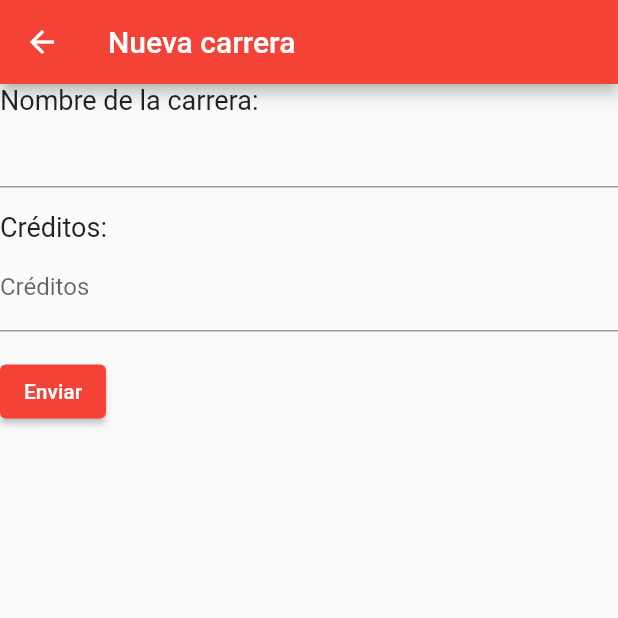
After one commit to ricoemanuel/sashamaster, a Flutter app: the carreers screen opened directly, after a tap on the "add" icon, on a phone screen of 412 x 824 dp, the top half of it. The commit adds this screen. Run offline on Flutter 3.47's test engine with Material 2 defaults, Android fonts, the phone set to English and light mode, and no system bars; our stand-ins replace cloud_firestore, firebase_auth, firebase_core, firebase_storage, image_picker; accounts and stored records are empty.

Commit message:
menu actualizacon and term creation form

```diff
--- a/lib/controllers/firebase.controller.dart
+++ b/lib/controllers/firebase.controller.dart
@@ -73,6 +73,10 @@ Stream<QuerySnapshot> getNotAcceptedUsers() {
   return db.collection("users").where("state", isEqualTo: "1").snapshots();
 }
 
+// ignore: non_constant_identifier_names
+Stream<QuerySnapshot> getCarreers() {
+  return db.collection("carreers").snapshots();
+}
 
 // ignore: non_constant_identifier_names
 Future<Map<String, dynamic>> CurrentUser() async {
--- /dev/null
+++ b/lib/views/carreers.view.dart
@@ -0,0 +1,131 @@
+import 'package:cloud_firestore/cloud_firestore.dart';
+import 'package:flutter/material.dart';
+import 'package:sashamaster/views/student.view.dart';
+
+import '../controllers/firebase.controller.dart';
+import 'formCarreer.view.dart';
+
+// ignore: camel_case_types
+class carreers extends StatefulWidget {
+  const carreers({Key? key}) : super(key: key);
+
+  @override
+  _carreersState createState() => _carreersState();
+}
+
+class _carreersState extends State<carreers> {
+  late Stream<QuerySnapshot> _stream;
+
+  @override
+  void initState() {
+    super.initState();
+    _stream = getCarreers();
+  }
+
+  @override
+  Widget build(BuildContext context) {
+    return StreamBuilder<QuerySnapshot>(
+      stream: _stream,
+      builder: (context, snapshot) {
+        if (snapshot.hasData) {
+          final data = snapshot.data!.docs
+              .map<Map<String, dynamic>>((doc) =>
+                  {'id': doc.id, ...doc.data() as Map<dynamic, dynamic>})
+              .toList();
+          return RefreshIndicator(
+            onRefresh: () async {
+              setState(() {
+                _stream = getCarreers();
+              });
+            },
+            child: Column(
+              crossAxisAlignment: CrossAxisAlignment.start,
+              children: [
+                Padding(
+                  padding: const EdgeInsets.only(left: 16, top: 16, bottom: 8),
+                  child: Row(
+                    children: [
+                      const Text(
+                        'Carreras',
+                        style: TextStyle(
+                            fontSize: 18, fontWeight: FontWeight.bold),
+                      ),
+                      const Spacer(),
+                      IconButton(
+                        onPressed: () {
+                          Navigator.push(
+                              context,
+                              MaterialPageRoute(
+                                builder: (context) => Scaffold(
+                                  appBar: AppBar(
+                                    title: Text('Nueva carrera'),
+                                  ),
+                                  body: CarreerForm(),
+                                ),
+                              ));
+                        },
+                        icon: const Icon(Icons.add),
+                      ),
+                    ],
+                  ),
+                ),
+                Expanded(
+                  child: ListView.builder(
+                    itemCount: data.length,
+                    itemBuilder: (BuildContext context, int index) {
+                      return GestureDetector(
+                        onTap: () {
+                          Navigator.push(
+                            context,
+                            MaterialPageRoute(
+                              builder: (context) => Scaffold(
+                                  appBar: AppBar(
+                                    title: Text(data[index]['name']),
+                                  ),
+                                  body: CardWidget(data: data, index: index)),
+                            ),
+                          );
+                        },
+                        child: Card(
+                          child: Padding(
+                            padding: const EdgeInsets.all(8.0),
+                            child: Row(
+                              children: [
+                                const SizedBox(width: 8),
+                                Column(
+                                  crossAxisAlignment: CrossAxisAlignment.start,
+                                  children: [
+                                    Text(
+                                      data[index]['name'],
+                                      style: const TextStyle(fontSize: 16),
+                                    ),
+                                    Text(
+                                      data[index]['points'],
+                                      style: const TextStyle(fontSize: 12),
+                                    ),
+                                  ],
+                                ),
+                              ],
+                            ),
+                          ),
+                        ),
+                      );
+                    },
+                  ),
+                ),
+              ],
+            ),
+          );
+        } else if (snapshot.hasError) {
+          return Container(
+            child: Text('Error al obtener los datos'),
+          );
+        } else {
+          return Container(
+            child: const CircularProgressIndicator(),
+          );
+        }
+      },
+    );
+  }
+}
--- /dev/null
+++ b/lib/views/formCarreer.view.dart
@@ -0,0 +1,75 @@
+import 'package:flutter/material.dart';
+
+class CarreerForm extends StatefulWidget {
+  const CarreerForm({Key? key}) : super(key: key);
+
+  @override
+  // ignore: library_private_types_in_public_api
+  _CarreerFormState createState() => _CarreerFormState();
+}
+
+class _CarreerFormState extends State<CarreerForm> {
+  final _formKey = GlobalKey<FormState>();
+  final nameController = TextEditingController();
+  final creditsController = TextEditingController();
+
+  @override
+  void dispose() {
+    // Clean up the controller when the widget is disposed.
+    nameController.dispose();
+    creditsController.dispose();
+    super.dispose();
+  }
+
+  @override
+  Widget build(BuildContext context) {
+    return Form(
+      key: _formKey,
+      child: Column(
+        crossAxisAlignment: CrossAxisAlignment.start,
+        children: <Widget>[
+          const Text(
+            'Nombre de la carrera:',
+            style: TextStyle(fontSize: 18.0),
+          ),
+          TextFormField(
+            controller: nameController,
+            validator: (value) {
+              if (value == null || value.isEmpty) {
+                return 'Por favor ingrese un nombre de carrera';
+              }
+              return null;
+            },
+          ),
+          const SizedBox(height: 16),
+          const Text(
+            'Créditos:',
+            style: TextStyle(fontSize: 18.0),
+          ),
+          TextFormField(
+            controller: creditsController,
+            decoration: InputDecoration(
+              labelText: 'Créditos',
+            ),
+            keyboardType: TextInputType.number,
+            validator: (value) {
+              if (value == null || value.isEmpty) {
+                return 'Por favor ingrese los créditos requeridos';
+              }
+              return null;
+            },
+          ),
+          const SizedBox(height: 16),
+          ElevatedButton(
+            onPressed: () {
+              if (_formKey.currentState!.validate()) {
+                // Form is valid, so do something
+              }
+            },
+            child: const Text('Enviar'),
+          ),
+        ],
+      ),
+    );
+  }
+}
```
Also changed, not shown: lib/views/start.view.dart (+20 -10 lines).
